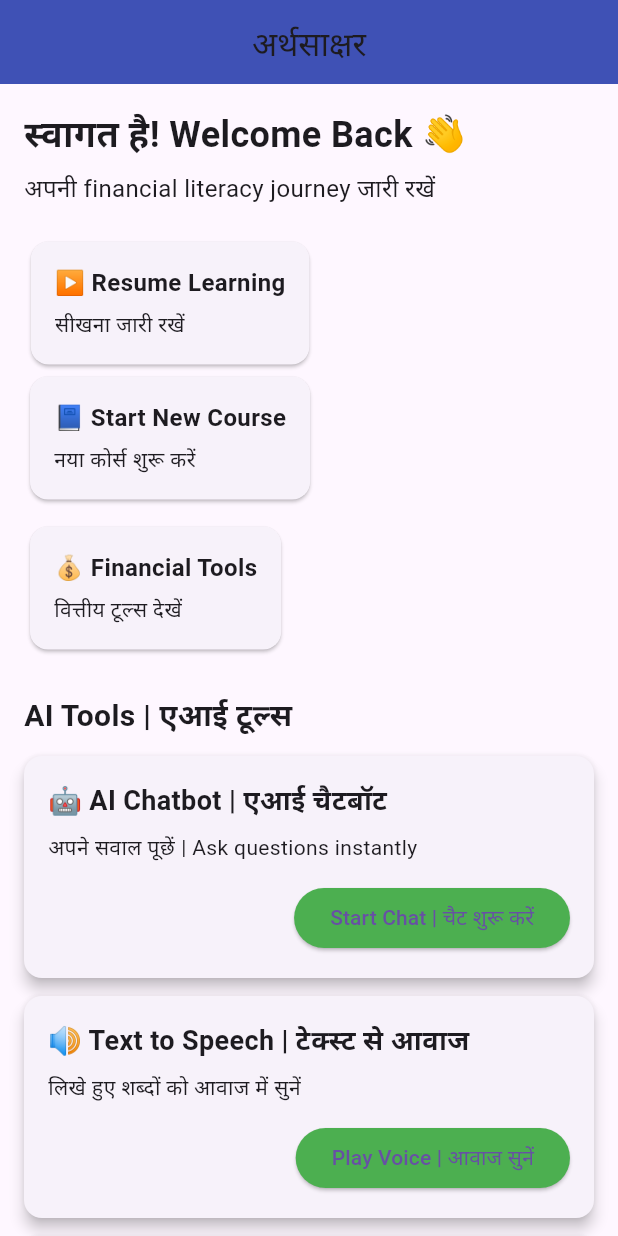
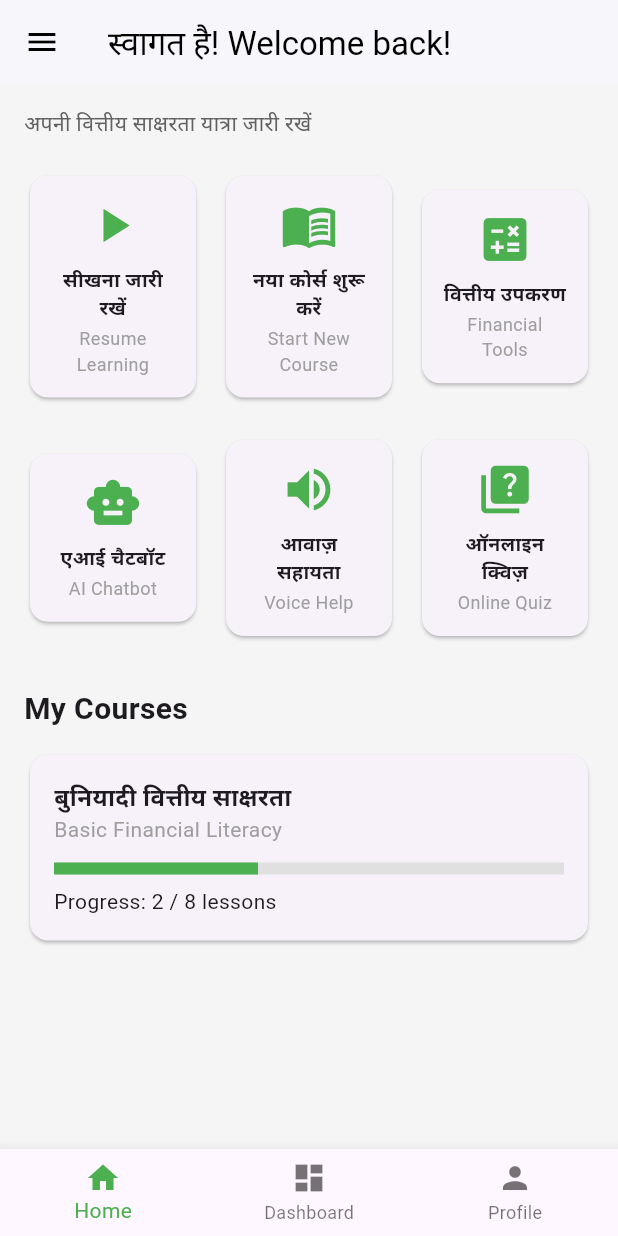
Before and after one commit to Bhoomiagarwal07/arthsakshar-app, a Flutter app: the HomeScreen screen opened directly, on a phone screen of 412 x 824 dp. Run offline on Flutter 3.47's test engine with Material 3 defaults, Android fonts, the phone set to English and light mode, and no system bars.

Commit message:
Add new screens and update home navigation

```diff
--- a/lib/home_screen.dart
+++ b/lib/home_screen.dart
@@ -1,167 +1,212 @@
 import 'package:flutter/material.dart';
+import 'dashboard_screen.dart';
+import 'profile_screen.dart';
+import '../screens/home_page.dart';
+import 'screens/courses_page.dart';
 
-class HomeScreen extends StatelessWidget {
+class HomeScreen extends StatefulWidget {
   const HomeScreen({super.key});
+
+  @override
+  State<HomeScreen> createState() => _HomeScreenState();
+}
+
+class _HomeScreenState extends State<HomeScreen> {
+  int selectedIndex = 0;
+
+  final List<Widget> pages = const [
+    HomeContent(),
+    DashboardScreen(),
+    ProfileScreen(),
+  ];
 
   @override
   Widget build(BuildContext context) {
     return Scaffold(
+      backgroundColor: Colors.grey.shade100,
+
+      // TOP BAR
       appBar: AppBar(
-        backgroundColor: Colors.indigo,
+        backgroundColor: Colors.white,
+        iconTheme: const IconThemeData(color: Colors.black),
+        elevation: 1,
         title: const Text(
-          'अर्थसाक्षर',
-          style: TextStyle(fontSize: 22),
+          "स्वागत है! Welcome back!",
+          style: TextStyle(color: Colors.black),
         ),
-        centerTitle: true,
       ),
 
+      // DRAWER
+      drawer: Drawer(
+        child: ListView(
+          padding: EdgeInsets.zero,
+          children:  [
+            DrawerHeader(
+              decoration: BoxDecoration(color: Colors.green),
+              child: Text(
+                'ArthSakshar',
+                style: TextStyle(color: Colors.white, fontSize: 24),
+              ),
+            ),
+            ListTile(
+              leading:  Icon(Icons.home),
+  title: Column(
+    crossAxisAlignment: CrossAxisAlignment.start,
+    children:  [
+      Text("गृह", style: TextStyle(fontWeight: FontWeight.bold)),
+      Text("Home", style: TextStyle(fontSize: 12, color: Colors.grey)),
+    ],
+  ),
+    onTap: () {
+    Navigator.pop(context);
+  },
+  ),
 
-             body: SingleChildScrollView(
+            ListTile(
+  leading: const Icon(Icons.book),
+  title: Column(
+    crossAxisAlignment: CrossAxisAlignment.start,
+    children: const [
+      Text("पाठ्यक्रम", style: TextStyle(fontWeight: FontWeight.bold)),
+      Text("Courses", style: TextStyle(fontSize: 12, color: Colors.grey)),
+    ],
+  ),
+  onTap: () {
+  Navigator.push(
+    context,
+    MaterialPageRoute(builder: (context) => const CoursesPage()),
+  );
+},
+
+),
+
+            ListTile( leading: const Icon(Icons.warning),
+  title: Column(
+    crossAxisAlignment: CrossAxisAlignment.start,
+    children: const [
+      Text("सुरक्षा अलर्ट", style: TextStyle(fontWeight: FontWeight.bold)),
+      Text("Safety Alerts", style: TextStyle(fontSize: 12, color: Colors.grey)),
+    ],
+  ),),
+            ListTile(leading: const Icon(Icons.gavel),
+  title: Column(
+    crossAxisAlignment: CrossAxisAlignment.start,
+    children: const [
+      Text("आपके अधिकार", style: TextStyle(fontWeight: FontWeight.bold)),
+      Text("Your Rights", style: TextStyle(fontSize: 12, color: Colors.grey)),
+    ],
+  ),),
+            ListTile( leading: const Icon(Icons.help),
+  title: Column(
+    crossAxisAlignment: CrossAxisAlignment.start,
+    children: const [
+      Text("सहायता और समर्थन", style: TextStyle(fontWeight: FontWeight.bold)),
+      Text("Help & Support", style: TextStyle(fontSize: 12, color: Colors.grey)),
+    ],
+  ),),
+          ],
+        ),
+      ),
+
+      // PAGE BODY
+      body: pages[selectedIndex],
+
+      // BOTTOM NAV
+      bottomNavigationBar: BottomNavigationBar(
+        currentIndex: selectedIndex,
+        selectedItemColor: Colors.green,
+        onTap: (index) {
+          setState(() {
+            selectedIndex = index;
+          });
+        },
+        items: const [
+          BottomNavigationBarItem(icon: Icon(Icons.home), label: "Home"),
+          BottomNavigationBarItem(icon: Icon(Icons.dashboard), label: "Dashboard"),
+          BottomNavigationBarItem(icon: Icon(Icons.person), label: "Profile"),
+        ],
+      ),
+    );
+  }
+}
+
+// ================= HOME DASHBOARD CONTENT =================
+
+class HomeContent extends StatelessWidget {
+  const HomeContent({super.key});
+
+  @override
+  Widget build(BuildContext context) {
+    return SingleChildScrollView(
       padding: const EdgeInsets.all(16),
       child: Column(
         crossAxisAlignment: CrossAxisAlignment.start,
         children: [
-
-      // Welcome
-      const Text(
-        'स्वागत है! Welcome Back 👋',
-        style: TextStyle(fontSize: 24, fontWeight: FontWeight.bold),
-      ),
-      const SizedBox(height: 6),
-      const Text(
-        'अपनी financial literacy journey जारी रखें',
-        style: TextStyle(fontSize: 16),
+          Text(
+            "अपनी वित्तीय साक्षरता यात्रा जारी रखें",
+            style: TextStyle(color: Colors.grey.shade700),
           ),
 
           const SizedBox(height: 20),
 
-      // Quick Actions (IMAGE PART)
-      Column(
+          // DASHBOARD ICONS
+          Row(
                children: [
-          actionCard('▶ Resume Learning', 'सीखना जारी रखें'),
-          const SizedBox(width: 10),
-          actionCard('📘 Start New Course', 'नया कोर्स शुरू करें'),
+    DashboardIcon(
+      Icons.play_arrow,
+      "सीखना जारी रखें",
+      "Resume Learning",
+    ),
+    const SizedBox(width: 12),
+    DashboardIcon(
+      Icons.menu_book,
+      "नया कोर्स शुरू करें",
+      "Start New Course",
+    ),
+    const SizedBox(width: 12),
+    DashboardIcon(
+      Icons.calculate,
+      "वित्तीय उपकरण",
+      "Financial Tools",
+    ),
   ],
-      ),
-      const SizedBox(height: 10),
-      actionCard('💰 Financial Tools', 'वित्तीय टूल्स देखें'),
-
-      const SizedBox(height: 25),
-
-      // AI Section
-      const Text(
-        'AI Tools | एआई टूल्स',
-        style: TextStyle(fontSize: 20, fontWeight: FontWeight.bold),
-      ),
-      const SizedBox(height: 12),
-
-      dashboardCard(
-        title: '🤖 AI Chatbot | एआई चैटबॉट',
-        desc: 'अपने सवाल पूछें | Ask questions instantly',
-        btnText: 'Start Chat | चैट शुरू करें',
-      ),
-
-      dashboardCard(
-        title: '🔊 Text to Speech | टेक्स्ट से आवाज',
-        desc: 'लिखे हुए शब्दों को आवाज में सुनें',
-        btnText: 'Play Voice | आवाज सुनें',
-      ),
-
-      dashboardCard(
-        title: '🧠 AI Quiz Generator | एआई क्विज',
-        desc: 'किसी भी विषय पर क्विज बनाएं',
-        btnText: 'Create Quiz | क्विज बनाएं',
           ),
 
           const SizedBox(height: 20),
 
-      // My Courses
-      const Text(
-        'My Courses | मेरे कोर्स',
-        style: TextStyle(fontSize: 20, fontWeight: FontWeight.bold),
+Row(
+  children: [
+    DashboardIcon(
+      Icons.smart_toy,
+      "एआई चैटबॉट",
+      "AI Chatbot",
     ),
-      const SizedBox(height: 10),
-
-      courseCard(),
-    ],
+    const SizedBox(width: 12),
+    DashboardIcon(
+      Icons.volume_up,
+      "आवाज़ सहायता",
+      "Voice Help",
     ),
-),
-
-    );
-  }
-}
-
-// Feature Card Widget
-Widget featureCard({
-  required String title,
-  required String description,
-  required String buttonText,
-  required VoidCallback onTap,
-}) {
-  return Card(
-    elevation: 4,
-    shape: RoundedRectangleBorder(
-      borderRadius: BorderRadius.circular(12),
-    ),
-    child: Padding(
-      padding: const EdgeInsets.all(16.0),
-      child: Column(
-        crossAxisAlignment: CrossAxisAlignment.start,
-        children: [
-          Text(
-            title,
-            style: const TextStyle(
-              fontSize: 18,
-              fontWeight: FontWeight.bold,
-            ),
-          ),
-          const SizedBox(height: 8),
-          Text(
-            description,
-            style: const TextStyle(fontSize: 15),
-          ),
-          const SizedBox(height: 12),
-          Align(
-            alignment: Alignment.centerRight,
-            child: ElevatedButton(
-              onPressed: onTap,
-              style: ElevatedButton.styleFrom(
-                backgroundColor: Colors.indigo,
-              ),
-              child: Text(buttonText),
-            ),
+    const SizedBox(width: 12),
+    DashboardIcon(
+      Icons.quiz,
+      "ऑनलाइन क्विज़",
+      "Online Quiz",
     ),
   ],
 ),
+
+
+          const SizedBox(height: 30),
+
+          const Text(
+            "My Courses",
+            style: TextStyle(fontSize: 20, fontWeight: FontWeight.bold),
           ),
-  );
-}
-Widget actionCard(String title, String subtitle) {
-  return SizedBox(
-    child: Card(
-      shape: RoundedRectangleBorder(
-        borderRadius: BorderRadius.circular(12),
-      ),
-      child: Padding(
-        padding: const EdgeInsets.all(16),
-        child: Column(
-          crossAxisAlignment: CrossAxisAlignment.start,
-          children: [
-            Text(title,
-                style: const TextStyle(
-                    fontSize: 16, fontWeight: FontWeight.bold)),
-            const SizedBox(height: 6),
-            Text(subtitle),
-          ],
-        ),
-      ),
-    ),
-  );
-}
 
-Widget courseCard() {
-  return Card(
-    elevation: 3,
+          const SizedBox(height: 12),
+
+          Card(
             shape: RoundedRectangleBorder(
               borderRadius: BorderRadius.circular(12),
             ),
@@ -171,62 +216,86 @@ Widget courseCard() {
                 crossAxisAlignment: CrossAxisAlignment.start,
                 children: [
                   const Text(
-            'बुनियादी वित्तीय साक्षरता',
-            style: TextStyle(fontSize: 18, fontWeight: FontWeight.bold),
+                    "बुनियादी वित्तीय साक्षरता",
+                    style: TextStyle(
+                        fontSize: 16, fontWeight: FontWeight.bold),
                   ),
-          const SizedBox(height: 10),
-          const Text('Progress'),
-          const SizedBox(height: 6),
+                  const Text(
+                    "Basic Financial Literacy",
+                    style: TextStyle(color: Colors.grey),
+                  ),
+                  const SizedBox(height: 12),
                   LinearProgressIndicator(
                     value: 0.4,
+                    backgroundColor: Colors.grey.shade300,
                     color: Colors.green,
-            backgroundColor: Colors.green.shade100,
+                    minHeight: 8,
+                  ),
+                  const SizedBox(height: 8),
+                  const Text("Progress: 2 / 8 lessons"),
+                ],
+              ),
+            ),
           ),
         ],
       ),
-    ),
     );
   }
+}
 
+// ================= DASHBOARD ICON CARD =================
 
-Widget dashboardCard({
-  required String title,
-  required String desc,
-  required String btnText,
-}) {
-  return Card(
-    elevation: 4,
-    margin: const EdgeInsets.only(bottom: 12),
+class DashboardIcon extends StatelessWidget {
+       final IconData icon;
+  final String hindiText;
+  final String englishText;
+  final VoidCallback? onTap;
+
+  const DashboardIcon(
+    this.icon,
+    this.hindiText,
+    this.englishText, {
+    this.onTap,
+    super.key,
+  });
+
+  @override
+  Widget build(BuildContext context) {
+    return Expanded(
+      child: InkWell(
+        onTap: onTap,
+        child: Card(
           shape: RoundedRectangleBorder(
             borderRadius: BorderRadius.circular(12),
           ),
           child: Padding(
-      padding: const EdgeInsets.all(16),
+            padding: const EdgeInsets.all(14),
             child: Column(
-        crossAxisAlignment: CrossAxisAlignment.start,
               children: [
+                Icon(icon, size: 38, color: Colors.green),
+                const SizedBox(height: 8),
                 Text(
-            title,
+                  hindiText,
+                  textAlign: TextAlign.center,
                   style: const TextStyle(
-              fontSize: 18,
                     fontWeight: FontWeight.bold,
+                    fontSize: 13,
                   ),
                 ),
-          const SizedBox(height: 8),
-          Text(desc),
-          const SizedBox(height: 12),
-          Align(
-            alignment: Alignment.centerRight,
-            child: ElevatedButton(
-              style: ElevatedButton.styleFrom(
-                backgroundColor: Colors.green,
-              ),
-              onPressed: () {},
-              child: Text(btnText),
+                const SizedBox(height: 2),
+                Text(
+                  englishText,
+                  textAlign: TextAlign.center,
+                  style: const TextStyle(
+                    fontSize: 12,
+                    color: Colors.grey,
                   ),
                 ),
               ],
             ),
           ),
+        ),
+      ),
     );
   }
+}
--- /dev/null
+++ b/lib/screens/courses_page.dart
@@ -0,0 +1,15 @@
+import 'package:flutter/material.dart';
+
+class CoursesPage extends StatelessWidget {
+  const CoursesPage({super.key});
+
+  @override
+  Widget build(BuildContext context) {
+    return Scaffold(
+      appBar: AppBar(title: const Text("पाठ्यक्रम | Courses")),
+      body: const Center(
+        child: Text("Courses Page"),
+      ),
+    );
+  }
+}
--- /dev/null
+++ b/lib/screens/home_page.dart
@@ -0,0 +1,15 @@
+import 'package:flutter/material.dart';
+
+class HomePage extends StatelessWidget {
+  const HomePage({super.key});
+
+  @override
+  Widget build(BuildContext context) {
+    return Scaffold(
+      appBar: AppBar(title: const Text("गृह | Home")),
+      body: const Center(
+        child: Text("Home Page"),
+      ),
+    );
+  }
+}
```
Also changed, not shown: lib/chatbot/chatbot_screen.dart (added, +55 -0 lines), lib/dashboard_screen.dart (added, +17 -0 lines), lib/profile_screen.dart (added, +17 -0 lines), lib/quiz/quiz_screen.dart (added, +62 -0 lines), lib/tts/tts_screen.dart (added, +37 -0 lines), lib/offline_banner.dart (added), lib/screens/help_support_page.dart (added), lib/screens/rights_page.dart (added), lib/screens/safety_alerts_page.dart (added). Lines whose indentation alone changed are shown as unchanged.
